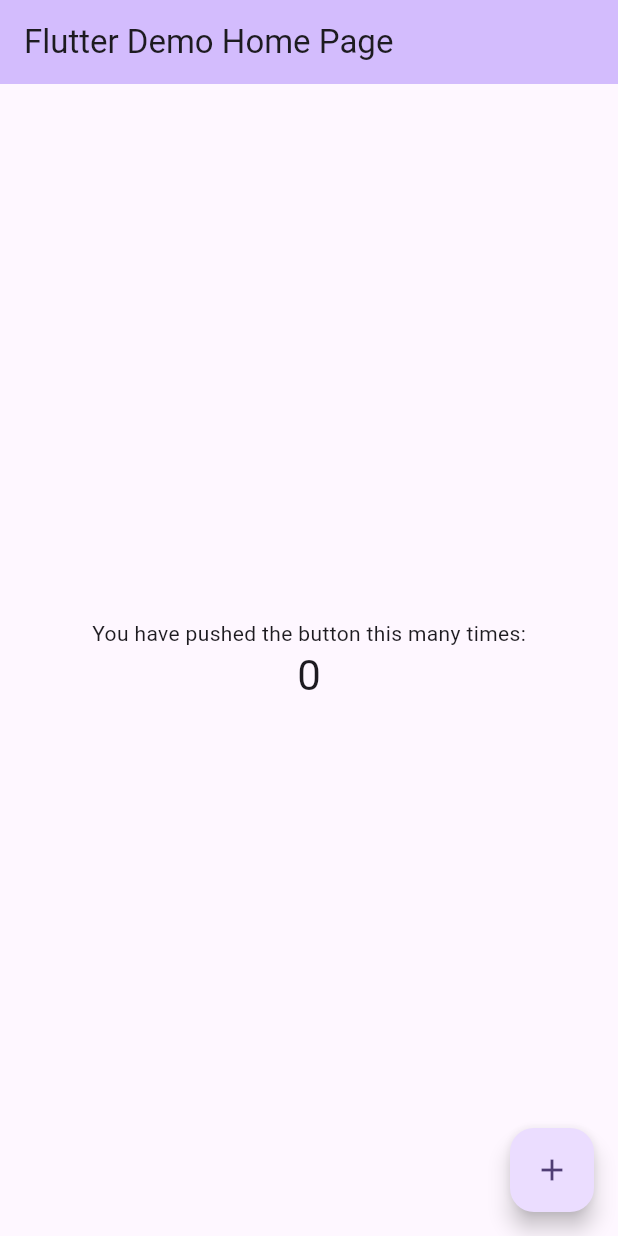
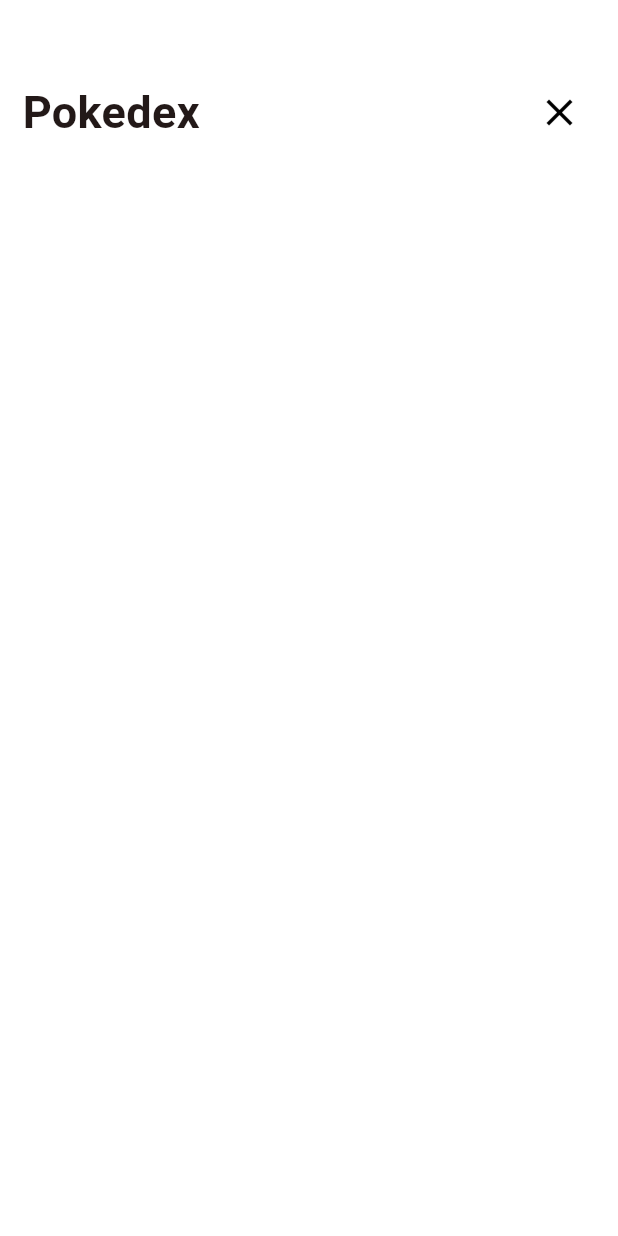
Before and after one commit to pehenobra2/pokemon, a Flutter app: the screen it shows after launch, on a phone screen of 412 x 824 dp. Run offline on Flutter 3.47's test engine with Material 2 defaults, Android fonts, the phone set to English and light mode, and no system bars.

Commit message:
fazendo o projeto

```diff
--- a/lib/main.dart
+++ b/lib/main.dart
@@ -1,4 +1,5 @@
 import 'package:flutter/material.dart';
+import 'package:pokemon/pages/my_home_page.dart';
 
 void main() {
   runApp(const MyApp());
@@ -11,115 +12,12 @@ class MyApp extends StatelessWidget {
   @override
   Widget build(BuildContext context) {
     return MaterialApp(
-      title: 'Flutter Demo',
+      title: 'Pokedex',
       theme: ThemeData(
-        // This is the theme of your application.
-        //
-        // TRY THIS: Try running your application with "flutter run". You'll see
-        // the application has a blue toolbar. Then, without quitting the app,
-        // try changing the seedColor in the colorScheme below to Colors.green
-        // and then invoke "hot reload" (save your changes or press the "hot
-        // reload" button in a Flutter-supported IDE, or press "r" if you used
-        // the command line to start the app).
-        //
-        // Notice that the counter didn't reset back to zero; the application
-        // state is not lost during the reload. To reset the state, use hot
-        // restart instead.
-        //
-        // This works for code too, not just values: Most code changes can be
-        // tested with just a hot reload.
-        colorScheme: ColorScheme.fromSeed(seedColor: Colors.deepPurple),
+        colorScheme: ColorScheme.fromSeed(seedColor: Colors.red),
         useMaterial3: true,
       ),
-      home: const MyHomePage(title: 'Flutter Demo Home Page'),
+      home: const MyHomePage(),
     );
   }
 }
-
-class MyHomePage extends StatefulWidget {
-  const MyHomePage({super.key, required this.title});
-
-  // This widget is the home page of your application. It is stateful, meaning
-  // that it has a State object (defined below) that contains fields that affect
-  // how it looks.
-
-  // This class is the configuration for the state. It holds the values (in this
-  // case the title) provided by the parent (in this case the App widget) and
-  // used by the build method of the State. Fields in a Widget subclass are
-  // always marked "final".
-
-  final String title;
-
-  @override
-  State<MyHomePage> createState() => _MyHomePageState();
-}
-
-class _MyHomePageState extends State<MyHomePage> {
-  int _counter = 0;
-
-  void _incrementCounter() {
-    setState(() {
-      // This call to setState tells the Flutter framework that something has
-      // changed in this State, which causes it to rerun the build method below
-      // so that the display can reflect the updated values. If we changed
-      // _counter without calling setState(), then the build method would not be
-      // called again, and so nothing would appear to happen.
-      _counter++;
-    });
-  }
-
-  @override
-  Widget build(BuildContext context) {
-    // This method is rerun every time setState is called, for instance as done
-    // by the _incrementCounter method above.
-    //
-    // The Flutter framework has been optimized to make rerunning build methods
-    // fast, so that you can just rebuild anything that needs updating rather
-    // than having to individually change instances of widgets.
-    return Scaffold(
-      appBar: AppBar(
-        // TRY THIS: Try changing the color here to a specific color (to
-        // Colors.amber, perhaps?) and trigger a hot reload to see the AppBar
-        // change color while the other colors stay the same.
-        backgroundColor: Theme.of(context).colorScheme.inversePrimary,
-        // Here we take the value from the MyHomePage object that was created by
-        // the App.build method, and use it to set our appbar title.
-        title: Text(widget.title),
-      ),
-      body: Center(
-        // Center is a layout widget. It takes a single child and positions it
-        // in the middle of the parent.
-        child: Column(
-          // Column is also a layout widget. It takes a list of children and
-          // arranges them vertically. By default, it sizes itself to fit its
-          // children horizontally, and tries to be as tall as its parent.
-          //
-          // Column has various properties to control how it sizes itself and
-          // how it positions its children. Here we use mainAxisAlignment to
-          // center the children vertically; the main axis here is the vertical
-          // axis because Columns are vertical (the cross axis would be
-          // horizontal).
-          //
-          // TRY THIS: Invoke "debug painting" (choose the "Toggle Debug Paint"
-          // action in the IDE, or press "p" in the console), to see the
-          // wireframe for each widget.
-          mainAxisAlignment: MainAxisAlignment.center,
-          children: <Widget>[
-            const Text(
-              'You have pushed the button this many times:',
-            ),
-            Text(
-              '$_counter',
-              style: Theme.of(context).textTheme.headlineMedium,
-            ),
-          ],
-        ),
-      ),
-      floatingActionButton: FloatingActionButton(
-        onPressed: _incrementCounter,
-        tooltip: 'Increment',
-        child: const Icon(Icons.add),
-      ), // This trailing comma makes auto-formatting nicer for build methods.
-    );
-  }
-}
--- /dev/null
+++ b/lib/pages/my_home_page.dart
@@ -0,0 +1,49 @@
+import 'dart:convert';
+import 'package:flutter/services.dart';
+import 'package:flutter/material.dart';
+import 'package:http/http.dart' as http;
+
+class MyHomePage extends StatefulWidget {
+  const MyHomePage({Key? key}) : super(key: key);
+
+  @override
+  _MyHomePageState createState() => _MyHomePageState();
+}
+
+class _MyHomePageState extends State<MyHomePage> {
+  @override
+  Widget build(BuildContext context) {
+    return Scaffold(
+      backgroundColor: Colors.white,
+      body: Stack(
+        children: <Widget>[
+          Container(
+            height: 150,
+            margin: EdgeInsets.symmetric(horizontal: 15),
+            color: Colors.white,
+            child: Row(
+              mainAxisAlignment: MainAxisAlignment.spaceBetween,
+              children: <Widget>[
+                Text(
+                  'Pokedex',
+                  style: TextStyle(fontSize: 30, fontWeight: FontWeight.bold),
+                ),
+                SizedBox(width: 48.0),
+                IconButton(
+                  icon: Icon(
+                    Icons.close,
+                    size: 30,
+                    color: Colors.black,
+                  ),
+                  onPressed: () {
+                    SystemNavigator.pop();
+                  },
+                ),
+              ],
+            ),
+          ),
+        ],
+      ),
+    );
+  }
+}
```
